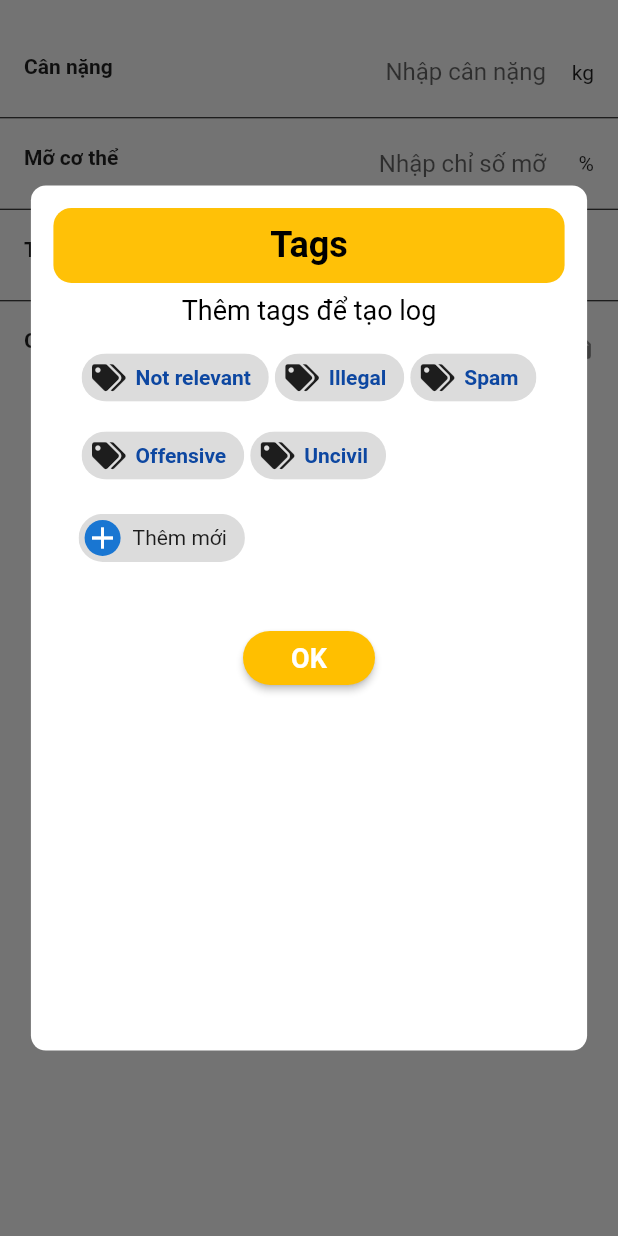
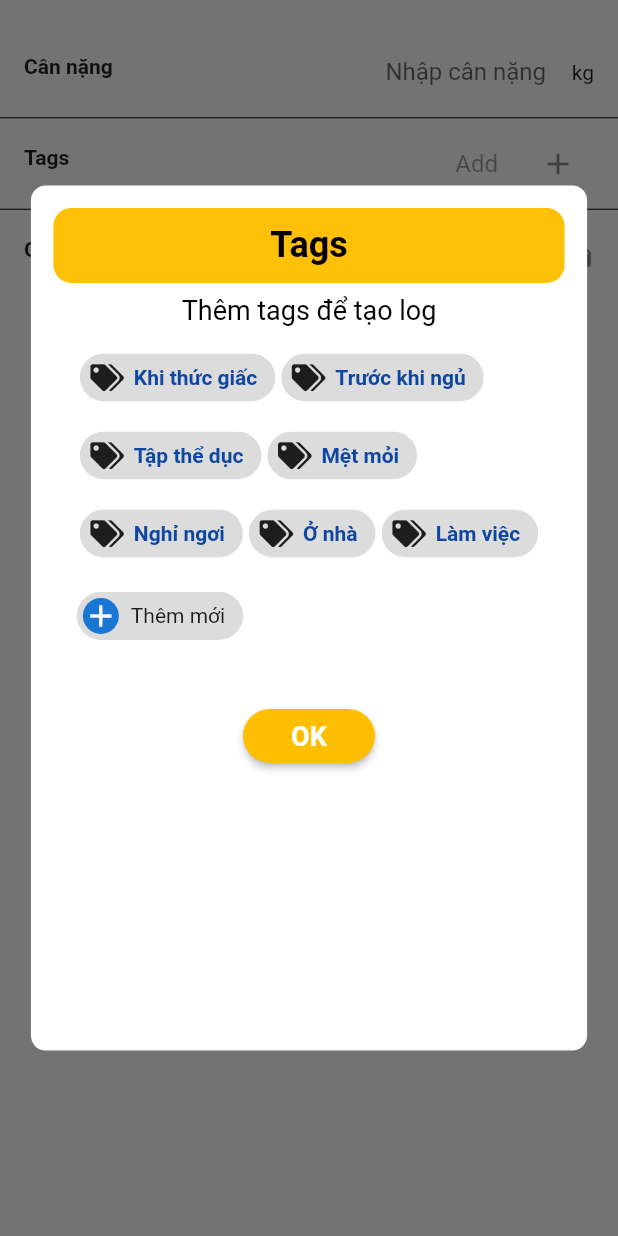
Before and after one commit to conghauto/App-Diabetes, a Flutter app: the WeightLog widget shown alone on an empty page, opened directly, after a tap on the "add" icon, on a phone screen of 412 x 824 dp. Run offline on Flutter 3.47's test engine with Material 2 defaults, Android fonts, the phone set to English and light mode, and no system bars; our stand-ins replace charts_flutter, firebase_auth, firebase_core, firebase_storage, flutter_datetime_picker, flutter_svg and 10 more; missing offline and left inert: flutter_facebook_login; accounts and stored records are empty; network calls fail; statements that could not run were skipped.

Commit message:
add weight

```diff
--- a/lib/constants.dart
+++ b/lib/constants.dart
@@ -43,7 +43,7 @@
 const String kIndexGlycemicNullError = "Bạn chưa nhập chỉ số đường huyết";
 const String kShortUsername = "Tên đăng nhập không hợp lệ";
 
-const String ip = "http://192.168.1.10:8080";
+const String ip = "http://192.168.1.5:8080";
 
 final otpInputDecoration = InputDecoration(
   contentPadding:
--- a/lib/screens/glucose/add_log_screen.dart
+++ b/lib/screens/glucose/add_log_screen.dart
@@ -21,7 +21,8 @@
 class _AddLogSceenState extends State<AddLogSceen> with TickerProviderStateMixin{
   Color colorVal = Colors.lightBlue;
   TabController _controller;
-  final key = new GlobalKey<BloodGlucosoLogState>();
+  GlobalKey<BloodGlucosoLogState> key = new GlobalKey<BloodGlucosoLogState>();
+  GlobalKey<WeightLogState> keyWeight = new GlobalKey<WeightLogState>();
 
   @override
   void initState() {
@@ -57,6 +58,10 @@
                   onPressed: () {
                     if(key.currentState.isValid) {
                       key.currentState.addGlycemic();
+                      Navigator.pop(context);
+                    }
+                    if (keyWeight.currentState.isValid){
+                      keyWeight.currentState.addWeight();
                       Navigator.pop(context);
                     }
                   },
@@ -141,7 +146,7 @@
                     children: <Widget>[
                       BloodGlucosoLog(key:key),
                       MedicineLog(),
-                      WeightLog(),
+                      WeightLog(key: keyWeight),
                       CarbsLog(),
                       ExerciseLog()
                     ],
--- a/lib/screens/glucose/log_screens/weight_screen.dart
+++ b/lib/screens/glucose/log_screens/weight_screen.dart
@@ -1,21 +1,99 @@
+import 'dart:convert';
+
 import 'package:diabetesapp/components/multi_choice_chip.dart';
 import 'package:diabetesapp/screens/glucose/log_screens/add_tab_screen.dart';
 import 'package:flutter/cupertino.dart';
 import 'package:flutter/material.dart';
+import 'package:fluttertoast/fluttertoast.dart';
+import 'package:http/http.dart' as http;
+import '../../../constants.dart';
+import '../../../user_current.dart';
+import '../add_log_screen.dart';
 class WeightLog extends StatefulWidget{
+  WeightLog({ Key key }) : super(key: key);
+  @override
+  WeightLogState createState() {
+    return WeightLogState();
+  }
+}
+class WeightLogState extends State<WeightLog>{
+  TextEditingController weight;
+  String userID="";
+  TextEditingController note;
+  final List<String> errors = [];
+  bool isValid=false;
 
   @override
-  _WeightLogState createState() {
-    return _WeightLogState();
+  void initState(){
+    super.initState();
+    note = TextEditingController(text:"");
+    weight = TextEditingController(text:"");
+    isValid = false;
+
+    if(userID==null||userID=="") {
+      UserCurrent.getUserID().then((String s) =>
+          setState(() {
+            userID = s;
+          }));
+    }
   }
-}
-class _WeightLogState extends State<WeightLog>{
+
+  void addWeight()async{
+    var url = ip + "/api/addWeight.php";
+    var response = await http.post(url, body: {
+      'weight': weight.text,
+      'tags': selectedReportList.length==0?"":selectedReportList.toString(),
+      'note': note.text,
+      'measureTime': AddLogSceen.time.toString(),
+      'userID': userID,
+    });
+
+    var data = json.decode(response.body);
+    if(data=="Error"){
+      Fluttertoast.showToast(
+          msg: "Đã xảy ra lỗi",
+          toastLength: Toast.LENGTH_SHORT,
+          gravity: ToastGravity.CENTER,
+          timeInSecForIosWeb: 1,
+          backgroundColor: Colors.red,
+          textColor: Colors.white,
+          fontSize: 16.0
+      );
+    }else{
+      Fluttertoast.showToast(
+          msg: "Thêm thành công",
+          toastLength: Toast.LENGTH_SHORT,
+          gravity: ToastGravity.CENTER,
+          timeInSecForIosWeb: 1,
+          backgroundColor: Colors.green,
+          textColor: Colors.white,
+          fontSize: 16.0
+      );
+    }
+  }
+
+  void addError({String error}){
+    if(!errors.contains(error))
+      setState(() {
+        errors.add((error));
+      });
+  }
+
+  void removeError({String error}){
+    if (errors.contains(error))
+      setState(() {
+        errors.remove(error);
+      });
+  }
+
   List<String> reportList = [
-    "Not relevant",
-    "Illegal",
-    "Spam",
-    "Offensive",
-    "Uncivil"
+    "Khi thức giấc",
+    "Trước khi ngủ",
+    "Tập thể dục",
+    "Mệt mỏi",
+    "Nghỉ ngơi",
+    "Ở nhà",
+    "Làm việc"
   ];
   List<String> selectedReportList = List();
   @override
@@ -35,6 +113,15 @@
               ),
             ),
             title: TextField(
+              keyboardType: TextInputType.number,
+              controller: weight,
+              onChanged: (value){
+                if(value.isEmpty){
+                  isValid = false;
+                }else{
+                  isValid = true;
+                }
+              },
               textAlign: TextAlign.right,
               decoration: InputDecoration.collapsed(
                   hintText: "Nhập cân nặng"
@@ -46,25 +133,25 @@
             height: 5,
             color: Colors.black,
           ),
-          ListTile(
-            leading: Text(
-              "Mỡ cơ thể",
-              style: TextStyle(
-                fontWeight: FontWeight.bold,
-              ),
-            ),
-            title: TextField(
-              textAlign: TextAlign.right,
-              decoration: InputDecoration.collapsed(
-                  hintText: "Nhập chỉ số mỡ"
-              ),
-            ),
-            trailing: Text("%"),
-          ),
-          Divider(
-            height: 5,
-            color: Colors.black,
-          ),
+          // ListTile(
+          //   leading: Text(
+          //     "Mỡ cơ thể",
+          //     style: TextStyle(
+          //       fontWeight: FontWeight.bold,
+          //     ),
+          //   ),
+          //   title: TextField(
+          //     textAlign: TextAlign.right,
+          //     decoration: InputDecoration.collapsed(
+          //         hintText: "Nhập chỉ số mỡ"
+          //     ),
+          //   ),
+          //   trailing: Text("%"),
+          // ),
+          // Divider(
+          //   height: 5,
+          //   color: Colors.black,
+          // ),
           ListTile(
             leading: Text(
               "Tags",
@@ -99,6 +186,7 @@
               ),
             ),
             title: TextField(
+              controller: note,
               textAlign: TextAlign.right,
               decoration: InputDecoration.collapsed(
                 hintText: "Nhập ghi chú",
```
